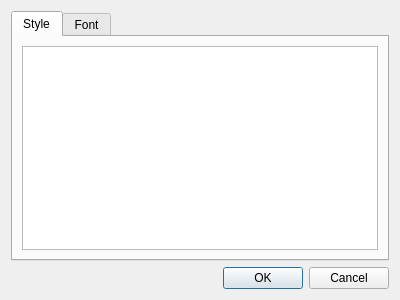
Before: the Qt Designer form src/ui/preferences.ui in anilFree/seascope, drawn with Qt 5.
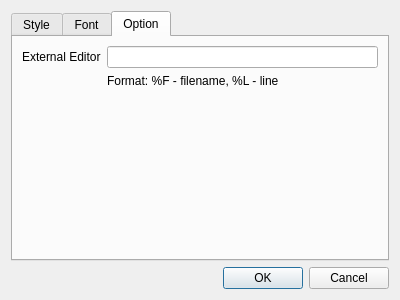
After: the same form once the commit is applied. The open tabs and pages were chosen to show the change.

Commit message: Open in external editor

What changed in the file:
```diff
--- a/src/ui/preferences.ui
+++ b/src/ui/preferences.ui
@@ -85,6 +85,51 @@
        </item>
       </layout>
      </widget>
+     <widget class="QWidget" name="prd_opt_tab">
+      <attribute name="title">
+       <string>Option</string>
+      </attribute>
+      <layout class="QVBoxLayout" name="verticalLayout">
+       <item>
+        <layout class="QGridLayout" name="prd_opt_glay">
+         <item row="0" column="0">
+          <widget class="QLabel" name="prd_edit_ext_lbl">
+           <property name="text">
+            <string>External Editor</string>
+           </property>
+          </widget>
+         </item>
+         <item row="0" column="1">
+          <widget class="QLineEdit" name="prd_edit_ext_inp">
+           <property name="text">
+            <string/>
+           </property>
+          </widget>
+         </item>
+         <item row="1" column="1">
+          <widget class="QLabel" name="prd_edit_ext_lbl2">
+           <property name="text">
+            <string>Format: %F - filename, %L - line</string>
+           </property>
+          </widget>
+         </item>
+        </layout>
+       </item>
+       <item>
+        <spacer name="prd_opt_vspacer">
+         <property name="orientation">
+          <enum>Qt::Vertical</enum>
+         </property>
+         <property name="sizeHint" stdset="0">
+          <size>
+           <width>20</width>
+           <height>40</height>
+          </size>
+         </property>
+        </spacer>
+       </item>
+      </layout>
+     </widget>
     </widget>
    </item>
    <item>
```
The commit also changes 3 other files.
